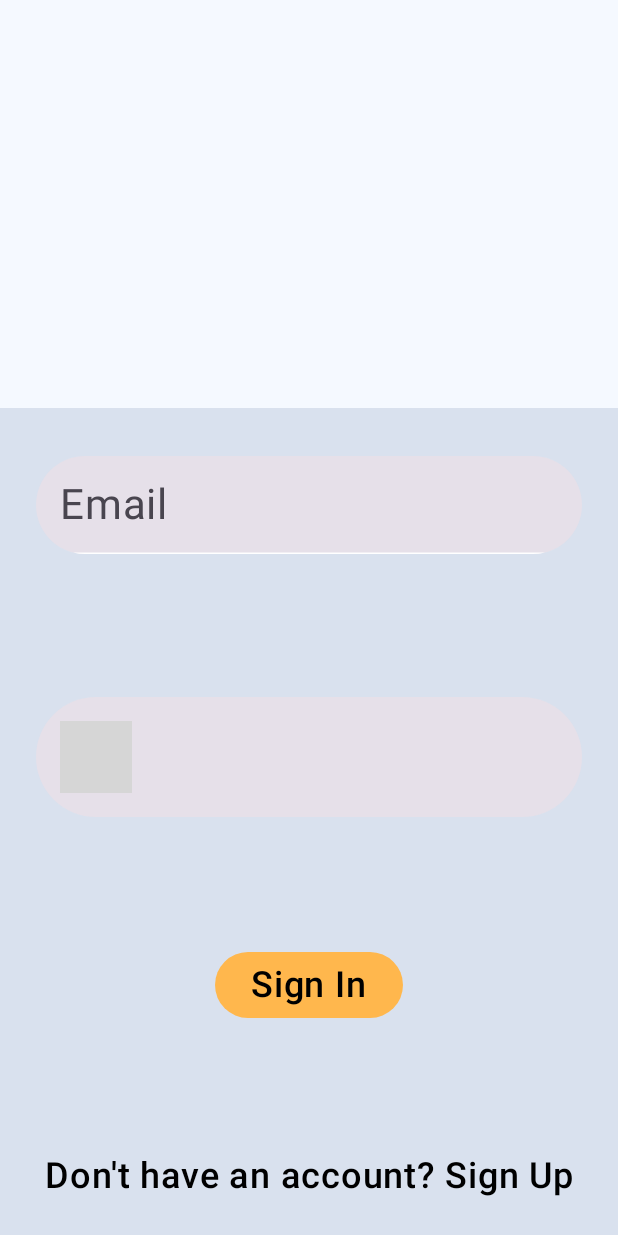
After one commit to Bagg3/WeatherWear, an Android app built with Jetpack Compose: the composable AuthScreenLayout called with empty values, on a phone screen of 412 x 824 dp. The commit adds this screen. Run offline under Robolectric (Android 15) with nearby library versions, the phone set to English and light mode, and no system bars; 2 statements that could not run were skipped; grey boxes are pictures that could not be loaded.

Commit message:
wip auth screen layout

```diff
--- /dev/null
+++ b/app/src/main/java/com/mad/weatherwear/shared/ui/AuthScreenLayout.kt
@@ -0,0 +1,152 @@
+package com.mad.weatherwear.shared.ui
+
+import androidx.compose.foundation.background
+import androidx.compose.foundation.layout.Arrangement
+import androidx.compose.foundation.layout.Box
+import androidx.compose.foundation.layout.Column
+import androidx.compose.foundation.layout.Row
+import androidx.compose.foundation.layout.Spacer
+import androidx.compose.foundation.layout.fillMaxHeight
+import androidx.compose.foundation.layout.fillMaxSize
+import androidx.compose.foundation.layout.fillMaxWidth
+import androidx.compose.foundation.layout.height
+import androidx.compose.foundation.layout.padding
+import androidx.compose.foundation.shape.CircleShape
+import androidx.compose.foundation.text.KeyboardOptions
+import androidx.compose.material3.Button
+import androidx.compose.material3.ButtonDefaults
+import androidx.compose.material3.Text
+import androidx.compose.material3.TextButton
+import androidx.compose.material3.TextField
+import androidx.compose.material3.TextFieldDefaults
+import androidx.compose.runtime.Composable
+import androidx.compose.ui.Alignment
+import androidx.compose.ui.Modifier
+import androidx.compose.ui.graphics.Color
+import androidx.compose.ui.text.input.KeyboardType
+import androidx.compose.ui.text.input.PasswordVisualTransformation
+import androidx.compose.ui.text.style.TextAlign
+import androidx.compose.ui.tooling.preview.Preview
+import androidx.compose.ui.unit.dp
+import androidx.compose.ui.unit.sp
+import com.mad.weatherwear.ui.theme.Accent
+import com.mad.weatherwear.ui.theme.BgPrimary
+import com.mad.weatherwear.ui.theme.BgTertiary
+import com.mad.weatherwear.ui.theme.TextPrimary
+
+@Composable
+fun AuthScreenLayout(
+    modifier: Modifier = Modifier,
+    titleText: String,
+    subTitleText:String,
+    emailInput: String,
+    onEmailInputChange: (String) -> Unit,
+    passwordInput: String,
+    onPasswordInputChange: (String) -> Unit,
+    buttonText: String = "Sign In",
+    onButtonClick: () -> Unit,
+    navigationText: String = "Don't have an account? Sign Up",
+    onNavigationClick: () -> Unit,
+) {
+    Box(
+        modifier = modifier
+            .fillMaxSize()
+            .background(BgTertiary)
+    ) {
+        Column(
+            verticalArrangement = Arrangement.Bottom,
+            horizontalAlignment = Alignment.CenterHorizontally,
+            modifier = modifier
+                .fillMaxWidth()
+                .fillMaxHeight(0.33f)
+                .background(BgPrimary)
+        ) {
+            Text(
+                text = titleText,
+                color = TextPrimary,
+                textAlign = TextAlign.Center,
+                fontSize = 60.sp,
+            )
+            Spacer(modifier = modifier.height(24.dp))
+            Text(
+                text = subTitleText,
+                color = TextPrimary,
+                textAlign = TextAlign.Center,
+                fontSize = 20.sp,
+            )
+            Spacer(modifier = modifier.height(24.dp))
+        }
+        Column(
+            modifier = modifier
+                .fillMaxWidth()
+                .fillMaxHeight(0.66f)
+                .padding(16.dp)
+                .align(Alignment.BottomCenter),
+            verticalArrangement = Arrangement.SpaceBetween,
+            horizontalAlignment = Alignment.CenterHorizontally
+        ){
+            Row(verticalAlignment = Alignment.CenterVertically) {
+                TextField(
+                    singleLine = true,
+                    value = emailInput,
+                    onValueChange = onEmailInputChange,
+                    keyboardOptions = KeyboardOptions(keyboardType = KeyboardType.Email),
+                    modifier = modifier
+                        .weight(0.7f)
+                        .padding(8.dp),
+                    shape = CircleShape,
+                    colors = TextFieldDefaults.colors(
+                        focusedIndicatorColor = Color.LightGray,
+                        unfocusedIndicatorColor = Color.White,
+                    ),
+                    placeholder = { Text("Email") },
+                )
+            }
+            Row(verticalAlignment = Alignment.CenterVertically) {
+                TextField(
+                    passwordInput = true,
+                    singleLine = true,
+                    value = passwordInput,
+                    onValueChange = onPasswordInputChange,
+                    keyboardOptions = KeyboardOptions(keyboardType = KeyboardType.Password),
+                    visualTransformation = PasswordVisualTransformation(),
+                    modifier = Modifier
+                        .weight(0.7f)
+                        .padding(8.dp),
+                    shape = CircleShape,
+                    colors = TextFieldDefaults.colors(
+                        focusedIndicatorColor = Color.Transparent,
+                        unfocusedIndicatorColor = Color.Transparent,
+                    ),
+                    placeholder = { Text("Password") },
+                    )
+            }
+            Button(onClick = onButtonClick,
+                colors = ButtonDefaults.buttonColors(
+                    containerColor = Accent,
+                    contentColor = Color.Black
+                )) { Text(buttonText) }
+
+            TextButton(onClick = onNavigationClick) {
+                Text(navigationText, color = Color.Black)
+            }
+        }
+    }
+}
+
+@Preview
+@Composable
+fun PreviewScreenLayout() {
+    AuthScreenLayout(
+        titleText = "Login",
+        subTitleText = "Ready to look\n" + "stylish?",
+        emailInput = "",
+        onEmailInputChange = {},
+        passwordInput = "",
+        onPasswordInputChange = {},
+        buttonText = "Login",
+        onButtonClick = {},
+        navigationText = "Don’t have an account?",
+        onNavigationClick = {},
+    )
+}
```
Also changed, not shown: app/src/main/java/com/mad/weatherwear/MainActivity.kt (+9 -2 lines), app/src/main/java/com/mad/weatherwear/screens/authentication/SignInScreen.kt (+20 -7 lines).
